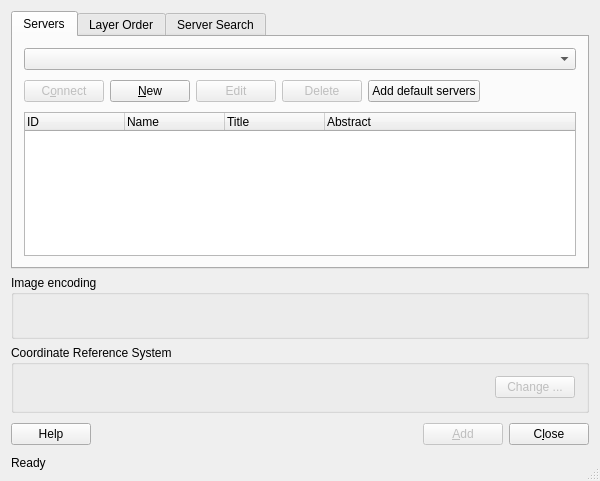
The window that src/ui/qgsserversourceselectbase.ui (qgis/QGIS) describes before a commit, drawn with Qt 5.
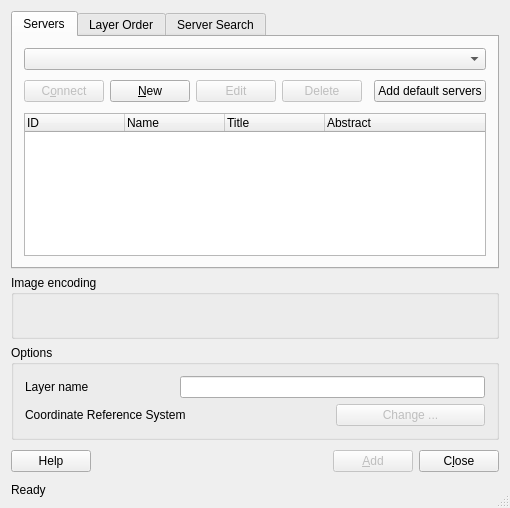
The same window after the commit. Icons and pictures are not drawn.

What changed in the file:
```diff
--- a/src/ui/qgsserversourceselectbase.ui
+++ b/src/ui/qgsserversourceselectbase.ui
@@ -5,8 +5,8 @@
    <rect>
     <x>0</x>
     <y>0</y>
-    <width>600</width>
-    <height>481</height>
+    <width>510</width>
+    <height>508</height>
    </rect>
   </property>
   <property name="windowTitle" >
@@ -75,6 +75,22 @@
         </widget>
        </item>
        <item row="1" column="4" >
+        <spacer>
+         <property name="orientation" >
+          <enum>Qt::Horizontal</enum>
+         </property>
+         <property name="sizeType" >
+          <enum>QSizePolicy::Expanding</enum>
+         </property>
+         <property name="sizeHint" >
+          <size>
+           <width>16</width>
+           <height>31</height>
+          </size>
+         </property>
+        </spacer>
+       </item>
+       <item row="1" column="5" >
         <widget class="QPushButton" name="btnAddDefault" >
          <property name="statusTip" >
           <string>Adds a few example WMS servers</string>
@@ -87,22 +103,6 @@
          </property>
         </widget>
        </item>
-       <item row="1" column="5" >
-        <spacer>
-         <property name="orientation" >
-          <enum>Qt::Horizontal</enum>
-         </property>
-         <property name="sizeType" >
-          <enum>QSizePolicy::Expanding</enum>
-         </property>
-         <property name="sizeHint" stdset="0" >
-          <size>
-           <width>131</width>
-           <height>30</height>
-          </size>
-         </property>
-        </spacer>
-       </item>
        <item row="2" column="0" colspan="6" >
         <widget class="QTreeWidget" name="lstLayers" >
          <property name="sizePolicy" >
@@ -275,33 +275,27 @@
    <item row="2" column="0" colspan="4" >
     <widget class="QGroupBox" name="gbCRS" >
      <property name="title" >
-      <string>Coordinate Reference System</string>
+      <string>Options</string>
      </property>
-     <layout class="QHBoxLayout" >
-      <item>
+     <layout class="QGridLayout" >
+      <item row="0" column="0" >
+       <widget class="QLabel" name="label" >
+        <property name="text" >
+         <string>Layer name</string>
+        </property>
+       </widget>
+      </item>
+      <item row="0" column="1" colspan="2" >
+       <widget class="QLineEdit" name="leLayerName" />
+      </item>
+      <item row="1" column="0" colspan="2" >
        <widget class="QLabel" name="labelCoordRefSys" >
         <property name="text" >
-         <string/>
+         <string>Coordinate Reference System</string>
         </property>
        </widget>
       </item>
-      <item>
-       <spacer>
-        <property name="orientation" >
-         <enum>Qt::Horizontal</enum>
-        </property>
-        <property name="sizeType" >
-         <enum>QSizePolicy::Expanding</enum>
-        </property>
-        <property name="sizeHint" stdset="0" >
-         <size>
-          <width>441</width>
-          <height>23</height>
-         </size>
-        </property>
-       </spacer>
-      </item>
-      <item>
+      <item row="1" column="2" >
        <widget class="QPushButton" name="btnChangeSpatialRefSys" >
         <property name="enabled" >
          <bool>false</bool>
```
Left out of the diff: 16 changed lines with no effect on the pictures.
